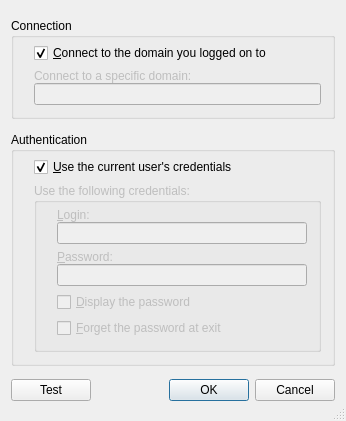
First picture: the form in QtAdBook/SettingsDlg.ui, repository biophor/AdBook, before the edit.
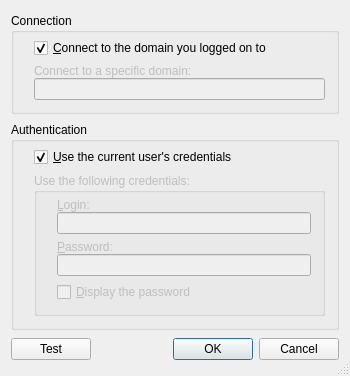
Second picture: the form after the edit.

```diff
--- a/QtAdBook/SettingsDlg.ui
+++ b/QtAdBook/SettingsDlg.ui
@@ -6,8 +6,8 @@
    <rect>
     <x>0</x>
     <y>0</y>
-    <width>346</width>
-    <height>421</height>
+    <width>350</width>
+    <height>376</height>
    </rect>
   </property>
   <property name="sizePolicy">
@@ -181,16 +181,6 @@
            </property>
           </widget>
          </item>
-         <item>
-          <widget class="QCheckBox" name="forgetPassword">
-           <property name="text">
-            <string>&amp;Forget the password at exit</string>
-           </property>
-           <property name="checked">
-            <bool>false</bool>
-           </property>
-          </widget>
-         </item>
         </layout>
        </widget>
       </item>
```
